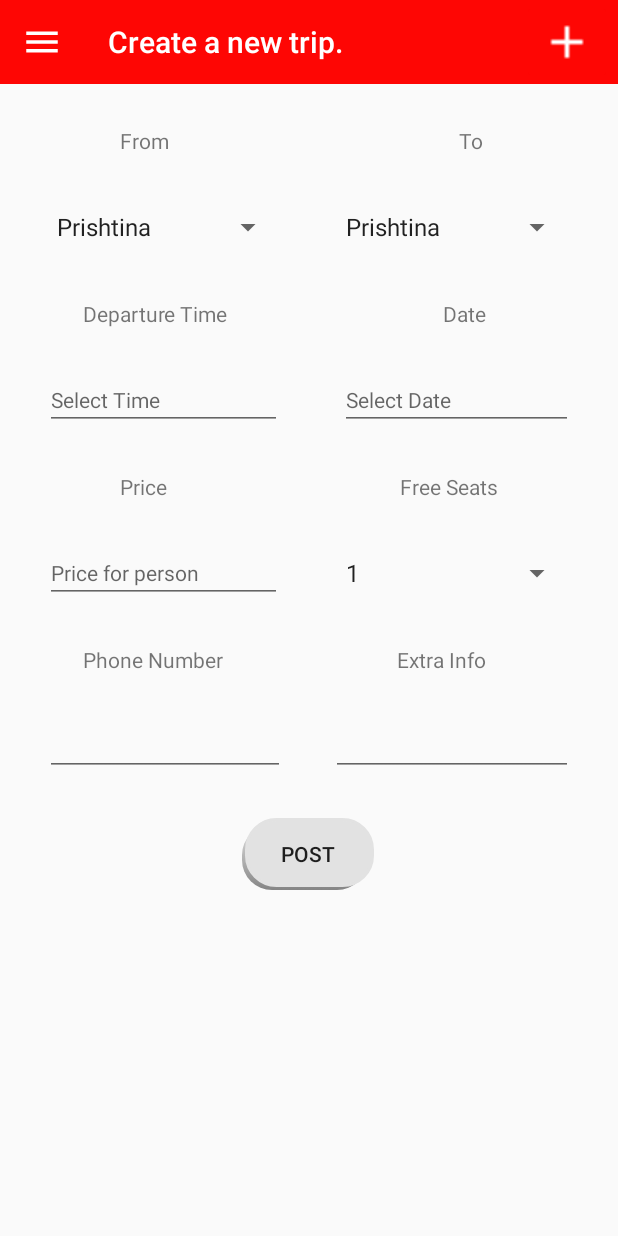
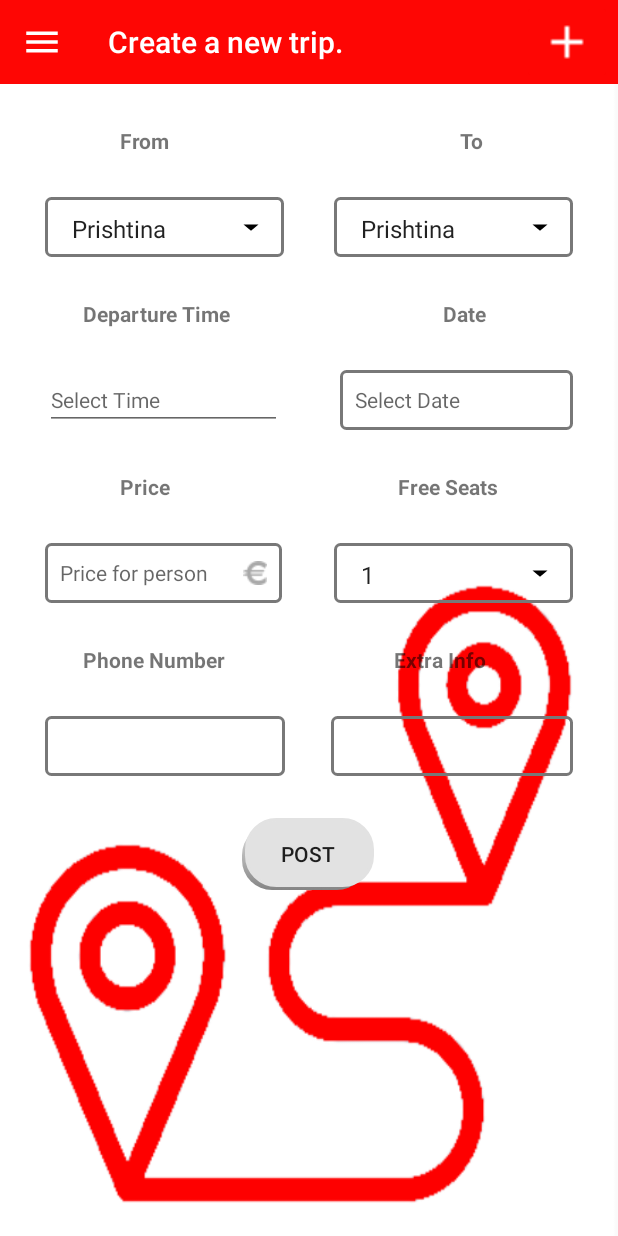
Before and after one commit to EgzonaGrashtica/PPMGr.1, an Android app: the screen it shows after launch once a user with an empty profile is signed in (MainActivity), after a tap on "Button for adding a post", on a phone screen of 412 x 824 dp. Run offline under Robolectric (Android 15) with nearby library versions, the light colour scheme and no system bars; our stand-ins replace Firebase (no records; nobody signed in at launch, a user with empty details on screens opened directly).

Commit message:
Implemtimi i funksionit per thirrje
Funksioni i cili me prekjen e numrit te ridirekton ne phone nga i cili mund te kryen thirrje, vendosja e ikones se aplikacionit,

```diff
--- a/hitchhikerK/app/src/main/AndroidManifest.xml
+++ b/hitchhikerK/app/src/main/AndroidManifest.xml
@@ -7,9 +7,9 @@
 
     <application
         android:allowBackup="true"
-        android:icon="@mipmap/ic_launcher"
+        android:icon="@drawable/hitchhiker_app_logo"
         android:label="@string/app_name"
-        android:roundIcon="@mipmap/ic_launcher_round"
+        android:roundIcon="@drawable/hitchhiker_app_logo"
         android:supportsRtl="true"
         android:theme="@style/AppTheme"
         >
@@ -29,7 +29,7 @@
                 <category android:name="android.intent.category.LAUNCHER" />
             </intent-filter>
         </activity>
-        <activity android:name=".MainActivity" />
+        <activity android:name=".MainActivity" android:windowSoftInputMode="stateVisible|adjustPan"/>
 
     </application>
 
--- a/hitchhikerK/app/src/main/java/com/fiek/hitchhikerkosova/adapters/PostsAdapter.java
+++ b/hitchhikerK/app/src/main/java/com/fiek/hitchhikerkosova/adapters/PostsAdapter.java
@@ -3,10 +3,12 @@ package com.fiek.hitchhikerkosova.adapters;
 import android.app.Dialog;
 import android.content.ContentValues;
 import android.content.Context;
+import android.content.Intent;
 import android.content.res.ColorStateList;
 import android.database.sqlite.SQLiteDatabase;
 import android.graphics.Color;
 import android.graphics.drawable.ColorDrawable;
+import android.net.Uri;
 import android.text.format.DateUtils;
 import android.util.Log;
 import android.view.LayoutInflater;
@@ -101,6 +103,15 @@ public class PostsAdapter extends RecyclerView.Adapter<PostsAdapter.PostsViewHol
                 tvDialogFreeSeats.setText(Integer.toString(dataSource.get(postsViewHolder.getAdapterPosition()).getFreeSeats()));
                 tvDialogPhoneNumber.setText(dataSource.get(postsViewHolder.getAdapterPosition()).getPhoneNumber());
                 tvDialogExtraInfo.setText(dataSource.get(postsViewHolder.getAdapterPosition()).getExtraInfo());
+
+                tvDialogPhoneNumber.setOnClickListener(new View.OnClickListener() {
+                    @Override
+                    public void onClick(View v) {
+                        Uri uri= Uri.parse("tel:"+dataSource.get(postsViewHolder.getAdapterPosition()).getPhoneNumber());
+                        Intent dialerIntent=new Intent(Intent.ACTION_DIAL,uri);
+                        context.startActivity(dialerIntent);
+                    }
+                });
 
                 ImageButton btnClose=postDialog.findViewById(R.id.btnClose);
                 btnClose.setOnClickListener(new View.OnClickListener() {
--- /dev/null
+++ b/hitchhikerK/app/src/main/res/drawable/et_style2.xml
@@ -0,0 +1,21 @@
+<?xml version="1.0" encoding="utf-8"?>
+<selector xmlns:android="http://schemas.android.com/apk/res/android">
+    <item><layer-list>
+        <item>
+            <shape>
+
+                <corners android:radius="3dp" />
+
+                <padding
+                    android:bottom="10dp"
+                    android:left="10dp"
+                    android:right="10dp"
+                    android:top="10dp" />
+                <stroke
+                    android:width="2dp"
+                    android:color="#787878"/>
+            </shape>
+        </item>
+
+    </layer-list></item>
+</selector>
--- /dev/null
+++ b/hitchhikerK/app/src/main/res/drawable/ic_arrow_drop_down_black_24dp.xml
@@ -0,0 +1,9 @@
+<vector xmlns:android="http://schemas.android.com/apk/res/android"
+        android:width="24dp"
+        android:height="24dp"
+        android:viewportWidth="24.0"
+        android:viewportHeight="24.0">
+    <path
+        android:fillColor="#FF000000"
+        android:pathData="M7,10l5,5 5,-5z"/>
+</vector>
--- /dev/null
+++ b/hitchhikerK/app/src/main/res/drawable/spinner_backgroud.xml
@@ -0,0 +1,24 @@
+<?xml version="1.0" encoding="utf-8"?>
+<selector xmlns:android="http://schemas.android.com/apk/res/android">
+    <item><layer-list>
+        <item>
+            <shape>
+
+                <corners android:radius="3dp" />
+
+                <padding
+                    android:bottom="10dp"
+                    android:left="10dp"
+                    android:right="10dp"
+                    android:top="10dp" />
+                <stroke
+                    android:width="2dp"
+                    android:color="#787878"/>
+            </shape>
+        </item>
+
+            <item android:drawable="@drawable/ic_arrow_drop_down_black_24dp"
+                android:gravity="right">         </item>
+
+    </layer-list></item>
+</selector>
--- a/hitchhikerK/app/src/main/res/layout/dialog_ride.xml
+++ b/hitchhikerK/app/src/main/res/layout/dialog_ride.xml
@@ -97,6 +97,7 @@
                 android:layout_height="wrap_content"
                 android:layout_marginStart="39dp"
                 android:layout_marginTop="16dp"
+                android:clickable="true"
                 android:textSize="18sp"
                 app:layout_constraintStart_toEndOf="@+id/textView11"
                 app:layout_constraintTop_toBottomOf="@+id/tvDialogFreeSeats" />
--- a/hitchhikerK/app/src/main/res/layout/fragment_add_post.xml
+++ b/hitchhikerK/app/src/main/res/layout/fragment_add_post.xml
@@ -8,7 +8,8 @@
 
     <androidx.constraintlayout.widget.ConstraintLayout
         android:layout_width="match_parent"
-        android:layout_height="match_parent">
+        android:layout_height="match_parent"
+        android:background="@drawable/road_icon2">
 
         <EditText
             android:id="@+id/etExtraInfo"
@@ -16,13 +17,14 @@
             android:layout_height="40dp"
             android:layout_marginTop="28dp"
             android:layout_marginEnd="30dp"
+            android:background="@drawable/et_style2"
             android:ems="10"
             android:gravity="start|top"
+            android:imeOptions="actionDone"
             android:inputType="textMultiLine"
             android:textSize="14sp"
             app:layout_constraintEnd_toEndOf="parent"
-            app:layout_constraintTop_toBottomOf="@+id/tvExtraInfo"
-            android:imeOptions="actionDone"/>
+            app:layout_constraintTop_toBottomOf="@+id/tvExtraInfo" />
 
         <TextView
             android:id="@+id/tvExtraInfo"
@@ -31,6 +33,7 @@
             android:layout_marginTop="28dp"
             android:layout_marginEnd="88dp"
             android:text="@string/tvExtraInfo"
+            android:textStyle="bold"
             app:layout_constraintEnd_toEndOf="parent"
             app:layout_constraintTop_toBottomOf="@+id/spFreeSeats" />
 
@@ -57,6 +60,7 @@
             android:layout_marginStart="80dp"
             android:layout_marginTop="28dp"
             android:text="@string/tvFrom"
+            android:textStyle="bold"
             app:layout_constraintStart_toStartOf="parent"
             app:layout_constraintTop_toTopOf="parent" />
 
@@ -67,6 +71,7 @@
             android:layout_marginTop="28dp"
             android:layout_marginEnd="90dp"
             android:text="@string/tvTo"
+            android:textStyle="bold"
             app:layout_constraintEnd_toEndOf="parent"
             app:layout_constraintTop_toTopOf="parent" />
 
@@ -76,10 +81,11 @@
             android:layout_height="40dp"
             android:layout_marginStart="30dp"
             android:layout_marginTop="28dp"
+            android:background="@drawable/spinner_backgroud"
+            android:entries="@array/arrayCities"
+            android:prompt="@string/spDefault"
             app:layout_constraintStart_toStartOf="parent"
-            app:layout_constraintTop_toBottomOf="@+id/tvFrom"
-            android:entries="@array/arrayCities"
-            android:prompt="@string/spDefault"/>
+            app:layout_constraintTop_toBottomOf="@+id/tvFrom" />
 
         <Spinner
             android:id="@+id/spTo"
@@ -87,10 +93,11 @@
             android:layout_height="40dp"
             android:layout_marginTop="28dp"
             android:layout_marginEnd="30dp"
+            android:background="@drawable/spinner_backgroud"
+            android:entries="@array/arrayCities"
+            android:prompt="@string/spDefault"
             app:layout_constraintEnd_toEndOf="parent"
-            app:layout_constraintTop_toBottomOf="@+id/tvTo"
-            android:entries="@array/arrayCities"
-            android:prompt="@string/spDefault"/>
+            app:layout_constraintTop_toBottomOf="@+id/tvTo" />
 
         <TextView
             android:id="@+id/tvDepartureTime"
@@ -99,6 +106,7 @@
             android:layout_marginStart="55dp"
             android:layout_marginTop="28dp"
             android:text="@string/tvDepartureTime"
+            android:textStyle="bold"
             app:layout_constraintStart_toStartOf="parent"
             app:layout_constraintTop_toBottomOf="@+id/spFrom" />
 
@@ -110,11 +118,11 @@
             android:layout_marginTop="28dp"
             android:focusable="false"
             android:hint="@string/phSelectTime"
+            android:imeOptions="actionNext"
             android:inputType="textPersonName"
             android:textSize="14sp"
             app:layout_constraintStart_toStartOf="parent"
-            app:layout_constraintTop_toBottomOf="@+id/tvDepartureTime"
-            android:imeOptions="actionNext"/>
+            app:layout_constraintTop_toBottomOf="@+id/tvDepartureTime" />
 
         <Spinner
             android:id="@+id/spFreeSeats"
@@ -122,6 +130,7 @@
             android:layout_height="40dp"
             android:layout_marginTop="28dp"
             android:layout_marginEnd="30dp"
+            android:background="@drawable/spinner_backgroud"
             android:entries="@array/arrayFreeSeats"
             android:prompt="@string/spDefault"
             app:layout_constraintEnd_toEndOf="parent"
@@ -134,6 +143,7 @@
             android:layout_marginTop="28dp"
             android:layout_marginEnd="80dp"
             android:text="@string/tvFreeSeats"
+            android:textStyle="bold"
             app:layout_constraintEnd_toEndOf="parent"
             app:layout_constraintTop_toBottomOf="@+id/etSelectDate" />
 
@@ -144,9 +154,9 @@
             android:layout_marginStart="80dp"
             android:layout_marginTop="28dp"
             android:text="@string/tvPrice"
+            android:textStyle="bold"
             app:layout_constraintStart_toStartOf="parent"
-            app:layout_constraintTop_toBottomOf="@+id/etSelectTime"
-            />
+            app:layout_constraintTop_toBottomOf="@+id/etSelectTime" />
 
         <TextView
             android:id="@+id/tvPhoneNumber"
@@ -155,6 +165,7 @@
             android:layout_marginStart="55dp"
             android:layout_marginTop="28dp"
             android:text="@string/tvPhoneNumber"
+            android:textStyle="bold"
             app:layout_constraintStart_toStartOf="parent"
             app:layout_constraintTop_toBottomOf="@+id/etPrice" />
 
@@ -164,12 +175,15 @@
             android:layout_height="40dp"
             android:layout_marginStart="30dp"
             android:layout_marginTop="28dp"
+            android:background="@drawable/et_style2"
+            android:drawableRight="@drawable/euro_icon"
+            android:drawablePadding="5dp"
             android:hint="@string/phPrice"
+            android:imeOptions="actionNext"
             android:inputType="number"
+            android:textSize="14sp"
             app:layout_constraintStart_toStartOf="parent"
-            app:layout_constraintTop_toBottomOf="@+id/tvPrice"
-            android:textSize="14sp"
-            android:imeOptions="actionNext"/>
+            app:layout_constraintTop_toBottomOf="@+id/tvPrice" />
 
         <EditText
             android:id="@+id/etSelectDate"
@@ -177,13 +191,14 @@
             android:layout_height="40dp"
             android:layout_marginTop="28dp"
             android:layout_marginEnd="30dp"
+            android:background="@drawable/et_style2"
+            android:focusable="false"
             android:hint="@string/phDate"
+            android:imeOptions="actionNext"
             android:inputType="textPersonName"
             android:textSize="14sp"
             app:layout_constraintEnd_toEndOf="parent"
-            app:layout_constraintTop_toBottomOf="@+id/tvDate"
-            android:focusable="false"
-            android:imeOptions="actionNext"/>
+            app:layout_constraintTop_toBottomOf="@+id/tvDate" />
 
         <TextView
             android:id="@+id/tvDate"
@@ -192,6 +207,7 @@
             android:layout_marginTop="28dp"
             android:layout_marginEnd="88dp"
             android:text="@string/tvDate"
+            android:textStyle="bold"
             app:layout_constraintEnd_toEndOf="parent"
             app:layout_constraintTop_toBottomOf="@+id/spTo" />
 
@@ -201,12 +217,13 @@
             android:layout_height="40dp"
             android:layout_marginStart="30dp"
             android:layout_marginTop="28dp"
+            android:background="@drawable/et_style2"
             android:ems="10"
+            android:imeOptions="actionNext"
             android:inputType="phone"
+            android:textSize="14sp"
             app:layout_constraintStart_toStartOf="parent"
-            app:layout_constraintTop_toBottomOf="@+id/tvPhoneNumber"
-            android:textSize="14sp"
-            android:imeOptions="actionNext"/>
+            app:layout_constraintTop_toBottomOf="@+id/tvPhoneNumber" />
 
     </androidx.constraintlayout.widget.ConstraintLayout>
 </FrameLayout>
```
Also changed, not shown: hitchhikerK/app/src/main/res/drawable-v24/hitchhiker_app_logo.png (added), hitchhikerK/app/src/main/res/drawable-v24/road_icon.png (added), hitchhikerK/app/src/main/res/drawable-v24/road_icon1.png (added), hitchhikerK/app/src/main/res/drawable-v24/road_icon2.png (added).
